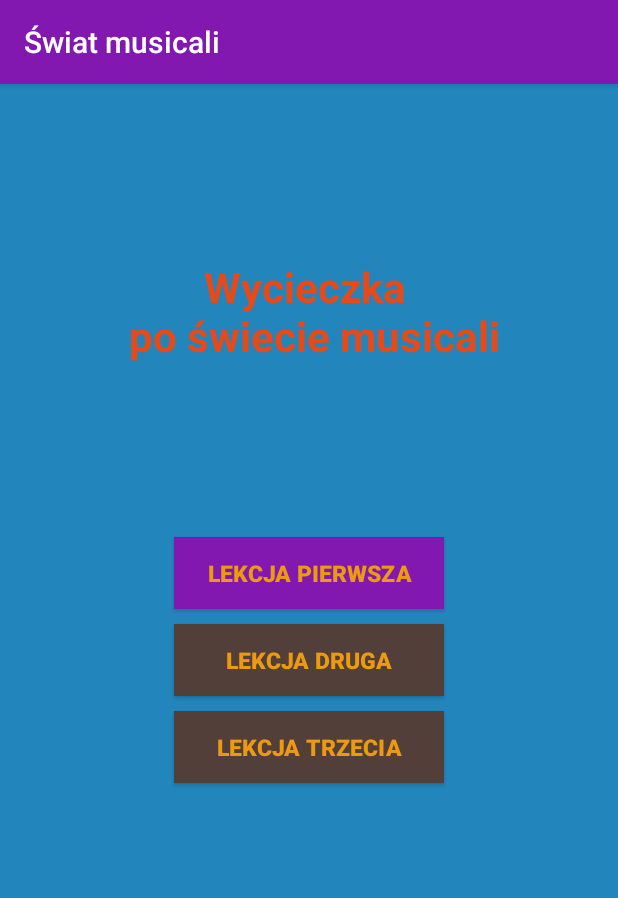
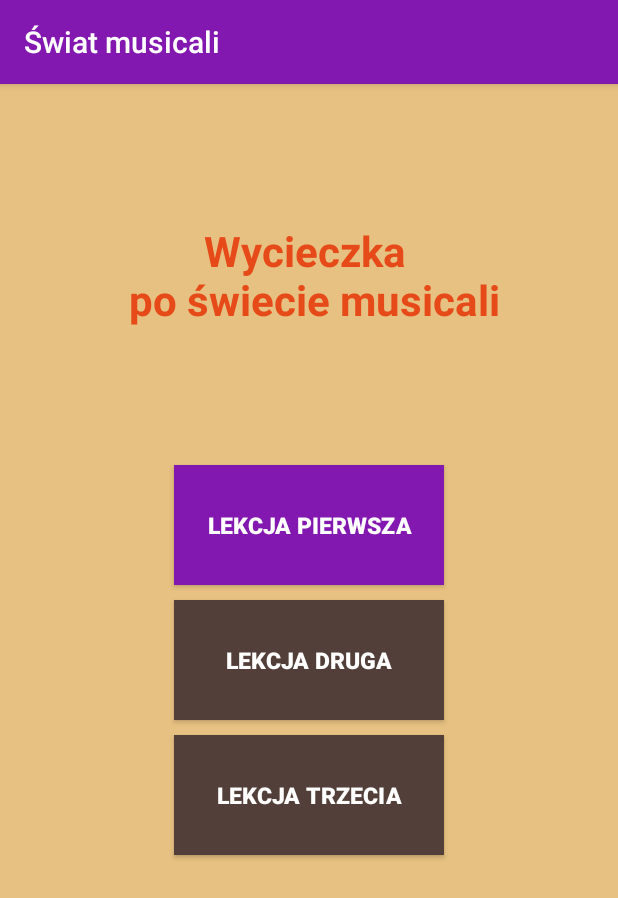
Before and after one commit to kubagrabowski/PAM_quicklearn, an Android app: the screen it shows after launch (MainActivity), on a phone screen of 412 x 824 dp. Shown: the top 898 px of the screen. Run offline under Robolectric (Android 15) with nearby library versions, the phone set to English and light mode, and no system bars.

Commit message:
kolorystyka tła, przycisków

```diff
--- a/app/src/main/java/com/example/pam_quicklearn/Fragment_lekcja2.kt
+++ b/app/src/main/java/com/example/pam_quicklearn/Fragment_lekcja2.kt
@@ -78,6 +78,8 @@ class Fragment_lekcja2(val con: Context, val state:PlayerState) : Fragment() {
         playerHolder.release()
     }
 
+
+
     override fun onActivityCreated(savedInstanceState: Bundle?) {
         super.onActivityCreated(savedInstanceState)
 
@@ -85,6 +87,7 @@ class Fragment_lekcja2(val con: Context, val state:PlayerState) : Fragment() {
         playerHolder.playerState.position = 0
         playerHolder.playerState.window = 0
         playerHolder.playerState.whenReady = false
+        playerHolder.playerState.uristringAudio =  "assets:///Hamilton.mp3"
 
 
         val napis = getString(R.string.hamilton) + "\n\n" + getString(R.string.frag2_hamiltontext) + "\n\n" + getString(R.string.hansen) + "\n\n" + getString(R.string.frag2_hansentext) + "\n\n" + getString(R.string.heathers) + "\n\n" + getString(R.string.frag2_heatherstext)
--- a/app/src/main/java/com/example/pam_quicklearn/Fragment_lekcja3.kt
+++ b/app/src/main/java/com/example/pam_quicklearn/Fragment_lekcja3.kt
@@ -68,6 +68,7 @@ class Fragment_lekcja3(val con:Context, val state:PlayerState) : Fragment() {
         playerHolder.release()
     }
 
+
     override fun onActivityCreated(savedInstanceState: Bundle?) {
         super.onActivityCreated(savedInstanceState)
 
@@ -76,6 +77,7 @@ class Fragment_lekcja3(val con:Context, val state:PlayerState) : Fragment() {
         playerHolder.playerState.position = 0
         playerHolder.playerState.window = 0
         playerHolder.playerState.whenReady = false
+        playerHolder.playerState.uristringVideo =  "assets:///Hansen-Film.mp4"
 
         val napis = getString(R.string.hamilton) + "\n\n" + getString(R.string.frag3_hamiltontext) + "\n\n" + getString(R.string.hansen) + "\n\n" + getString(R.string.frag3_hansentext)
         frag3_tekst.text = napis
--- a/app/src/main/res/layout/activity_main.xml
+++ b/app/src/main/res/layout/activity_main.xml
@@ -13,6 +13,7 @@
         android:layout_height="wrap_content"
         android:layout_marginBottom="@dimen/main_button_margin"
         android:width="@dimen/main_button_width"
+        android:height="@dimen/main_button_height"
         android:background="@color/seance"
         android:onClick="onClickLekcja1"
         android:text="@string/lekcja_pierwsza"
@@ -30,6 +31,7 @@
         android:layout_marginTop="@dimen/main_button_margin"
         android:layout_marginBottom="@dimen/main_button_margin"
         android:width="@dimen/main_button_width"
+        android:height="@dimen/main_button_height"
         android:background="@color/rock"
         android:onClick="onClickLekcja2"
         android:text="@string/lekcja_druga"
@@ -47,6 +49,7 @@
         android:layout_height="wrap_content"
         android:layout_marginTop="@dimen/main_button_margin"
         android:width="@dimen/main_button_width"
+        android:height="@dimen/main_button_height"
         android:background="@color/rock"
         android:onClick="onClickLekcja3"
         android:text="@string/lekcja_trzecia"
--- a/app/src/main/res/layout/fragment_lekcja1.xml
+++ b/app/src/main/res/layout/fragment_lekcja1.xml
@@ -42,6 +42,8 @@
         android:id="@+id/lek1_next"
         android:layout_width="wrap_content"
         android:layout_height="wrap_content"
+        android:height="@dimen/main_button_height"
+        android:width="150dp"
         android:layout_marginRight="@dimen/frag_lek_buttonmargin"
         android:layout_marginBottom="@dimen/frag_lek_buttonmargin"
         android:background="@color/seance"
@@ -57,6 +59,8 @@
         android:id="@+id/lek1_prev"
         android:layout_width="wrap_content"
         android:layout_height="wrap_content"
+        android:height="@dimen/main_button_height"
+        android:width="150dp"
         android:layout_marginLeft="@dimen/frag_lek_buttonmargin"
         android:layout_marginBottom="@dimen/frag_lek_buttonmargin"
         android:background="@color/seance"
--- a/app/src/main/res/layout/fragment_lekcja2.xml
+++ b/app/src/main/res/layout/fragment_lekcja2.xml
@@ -63,6 +63,8 @@
         android:id="@+id/lek2_next"
         android:layout_width="wrap_content"
         android:layout_height="wrap_content"
+        android:height="@dimen/main_button_height"
+        android:width="150dp"
         android:layout_marginRight="@dimen/frag_lek_buttonmargin"
         android:layout_marginBottom="@dimen/frag_lek_buttonmargin"
         android:background="@color/seance"
@@ -77,6 +79,8 @@
         android:id="@+id/lek2_prev"
         android:layout_width="wrap_content"
         android:layout_height="wrap_content"
+        android:height="@dimen/main_button_height"
+        android:width="150dp"
         android:layout_marginLeft="@dimen/frag_lek_buttonmargin"
         android:layout_marginBottom="@dimen/frag_lek_buttonmargin"
         android:background="@color/seance"
--- a/app/src/main/res/layout/fragment_lekcja3.xml
+++ b/app/src/main/res/layout/fragment_lekcja3.xml
@@ -55,6 +55,8 @@
         android:id="@+id/lek3_next"
         android:layout_width="wrap_content"
         android:layout_height="wrap_content"
+        android:height="@dimen/main_button_height"
+        android:width="120dp"
         android:layout_marginRight="@dimen/frag_lek_buttonmargin"
         android:layout_marginBottom="@dimen/frag_lek_buttonmargin"
         android:background="@color/seance"
@@ -69,6 +71,8 @@
         android:id="@+id/lek3_prev"
         android:layout_width="wrap_content"
         android:layout_height="wrap_content"
+        android:height="@dimen/main_button_height"
+        android:width="120dp"
         android:layout_marginLeft="@dimen/frag_lek_buttonmargin"
         android:layout_marginBottom="@dimen/frag_lek_buttonmargin"
         android:background="@color/seance"
@@ -100,6 +104,8 @@
         android:id="@+id/button"
         android:layout_width="wrap_content"
         android:layout_height="wrap_content"
+        android:height="@dimen/main_button_height"
+        android:width="120dp"
         android:text="Testuj"
         android:background="@color/seance"
         android:onClick="startTestow"
--- a/app/src/main/res/layout/fragment_test1.xml
+++ b/app/src/main/res/layout/fragment_test1.xml
@@ -24,6 +24,8 @@
         android:id="@+id/test1_next"
         android:layout_width="wrap_content"
         android:layout_height="wrap_content"
+        android:height="@dimen/main_button_height"
+        android:width="150dp"
         android:layout_marginRight="@dimen/frag_lek_buttonmargin"
         android:layout_marginBottom="@dimen/frag_lek_buttonmargin"
         android:background="@color/seance"
--- a/app/src/main/res/layout/fragment_test2.xml
+++ b/app/src/main/res/layout/fragment_test2.xml
@@ -26,6 +26,8 @@
         android:id="@+id/test2_next"
         android:layout_width="wrap_content"
         android:layout_height="wrap_content"
+        android:height="@dimen/main_button_height"
+        android:width="150dp"
         android:layout_marginRight="@dimen/frag_lek_buttonmargin"
         android:layout_marginBottom="@dimen/frag_lek_buttonmargin"
         android:background="@color/seance"
--- a/app/src/main/res/layout/fragment_test3.xml
+++ b/app/src/main/res/layout/fragment_test3.xml
@@ -26,6 +26,8 @@
         android:id="@+id/test3_next"
         android:layout_width="wrap_content"
         android:layout_height="wrap_content"
+        android:height="@dimen/main_button_height"
+        android:width="150dp"
         android:layout_marginRight="@dimen/frag_lek_buttonmargin"
         android:layout_marginBottom="@dimen/frag_lek_buttonmargin"
         android:background="@color/seance"
--- a/app/src/main/res/values/colors.xml
+++ b/app/src/main/res/values/colors.xml
@@ -4,9 +4,9 @@
     <color name="colorPrimaryDark">#00574B</color>
     <color name="colorAccent">#D81B60</color>
 
-    <color name="gamboge">#EC9A10</color>
+    <color name="gamboge">#FFFFFF</color>
     <color name="seance">#8318B1</color>
-    <color name="curious_blue">#2286BD</color>
+    <color name="curious_blue">#E7C181</color>
     <color name="pomegranate">#E64A19</color>
 
     <color name="rock">#523F39</color>
--- a/app/src/main/res/values/dimens.xml
+++ b/app/src/main/res/values/dimens.xml
@@ -6,4 +6,5 @@
     <dimen name="main_textSize">28sp</dimen>
     <dimen name="frag_lek_buttonText">20dp</dimen>
     <dimen name="frag_lek_buttonmargin">10dp</dimen>
+    <dimen name="main_button_height">80dp</dimen>
 </resources>
```
Also changed, not shown: app/src/main/java/com/example/pam_quicklearn/Lekcja_act_frag.kt (+9 -0 lines).
